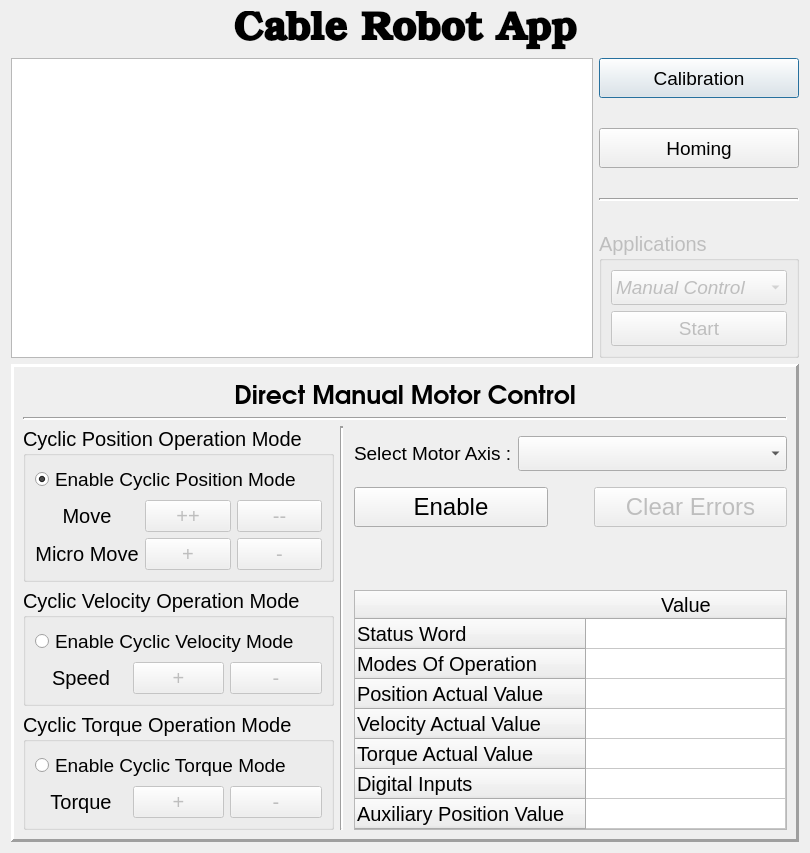
Qt form widgets/main_gui.ui (IRMA-LAB/cable_robot) before a commit.
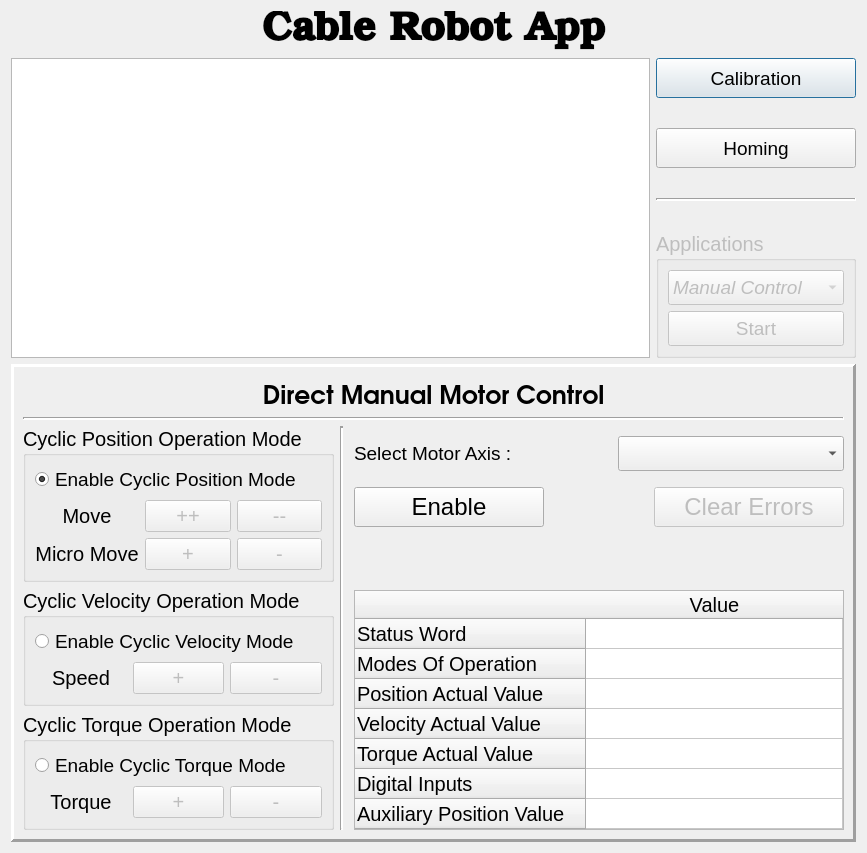
The same form after that commit. Icons and pictures are not drawn.

```diff
--- a/widgets/main_gui.ui
+++ b/widgets/main_gui.ui
@@ -6,7 +6,7 @@
    <rect>
     <x>0</x>
     <y>0</y>
-    <width>817</width>
+    <width>872</width>
     <height>869</height>
    </rect>
   </property>
@@ -659,6 +659,22 @@
               </property>
              </widget>
             </item>
+            <item>
+             <spacer name="horizontalSpacer_2">
+              <property name="orientation">
+               <enum>Qt::Horizontal</enum>
+              </property>
+              <property name="sizeType">
+               <enum>QSizePolicy::Fixed</enum>
+              </property>
+              <property name="sizeHint" stdset="0">
+               <size>
+                <width>100</width>
+                <height>20</height>
+               </size>
+              </property>
+             </spacer>
+            </item>
             <item>
              <widget class="QComboBox" name="comboBox_motorAxis">
               <property name="sizePolicy">
@@ -694,12 +710,18 @@
            </spacer>
           </item>
           <item>
-           <layout class="QHBoxLayout" name="horizontalLayout_7">
+           <layout class="QHBoxLayout" name="horizontalLayout_7" stretch="0,1,0">
             <item>
              <widget class="QPushButton" name="pushButton_enable">
+              <property name="sizePolicy">
+               <sizepolicy hsizetype="Preferred" vsizetype="Fixed">
+                <horstretch>0</horstretch>
+                <verstretch>0</verstretch>
+               </sizepolicy>
+              </property>
               <property name="minimumSize">
                <size>
-                <width>0</width>
+                <width>190</width>
                 <height>40</height>
                </size>
               </property>
@@ -725,7 +747,7 @@
                <enum>Qt::Horizontal</enum>
               </property>
               <property name="sizeType">
-               <enum>QSizePolicy::Fixed</enum>
+               <enum>QSizePolicy::Expanding</enum>
               </property>
               <property name="sizeHint" stdset="0">
                <size>
@@ -742,7 +764,7 @@
               </property>
               <property name="minimumSize">
                <size>
-                <width>0</width>
+                <width>190</width>
                 <height>40</height>
                </size>
               </property>
@@ -775,7 +797,19 @@
            </spacer>
           </item>
           <item>
-           <widget class="QTableWidget" name="InputPdosTable">
+           <widget class="QTableWidget" name="table_inputPdos">
+            <property name="sizePolicy">
+             <sizepolicy hsizetype="Expanding" vsizetype="Expanding">
+              <horstretch>0</horstretch>
+              <verstretch>0</verstretch>
+             </sizepolicy>
+            </property>
+            <property name="minimumSize">
+             <size>
+              <width>490</width>
+              <height>0</height>
+             </size>
+            </property>
             <property name="font">
              <font>
               <pointsize>15</pointsize>
@@ -802,12 +836,24 @@
             <property name="horizontalScrollMode">
              <enum>QAbstractItemView::ScrollPerPixel</enum>
             </property>
+            <property name="cornerButtonEnabled">
+             <bool>true</bool>
+            </property>
+            <attribute name="horizontalHeaderCascadingSectionResizes">
+             <bool>false</bool>
+            </attribute>
             <attribute name="horizontalHeaderDefaultSectionSize">
              <number>200</number>
             </attribute>
             <attribute name="horizontalHeaderMinimumSectionSize">
              <number>26</number>
             </attribute>
+            <attribute name="horizontalHeaderStretchLastSection">
+             <bool>true</bool>
+            </attribute>
+            <attribute name="verticalHeaderStretchLastSection">
+             <bool>false</bool>
+            </attribute>
             <row>
              <property name="text">
               <string>Status Word</string>
@@ -851,6 +897,39 @@
             <item row="0" column="0">
              <property name="text">
               <string/>
+             </property>
+             <property name="textAlignment">
+              <set>AlignCenter</set>
+             </property>
+            </item>
+            <item row="1" column="0">
+             <property name="textAlignment">
+              <set>AlignCenter</set>
+             </property>
+            </item>
+            <item row="2" column="0">
+             <property name="textAlignment">
+              <set>AlignCenter</set>
+             </property>
+            </item>
+            <item row="3" column="0">
+             <property name="textAlignment">
+              <set>AlignCenter</set>
+             </property>
+            </item>
+            <item row="4" column="0">
+             <property name="textAlignment">
+              <set>AlignCenter</set>
+             </property>
+            </item>
+            <item row="5" column="0">
+             <property name="textAlignment">
+              <set>AlignCenter</set>
+             </property>
+            </item>
+            <item row="6" column="0">
+             <property name="textAlignment">
+              <set>AlignCenter</set>
              </property>
             </item>
            </widget>
```
